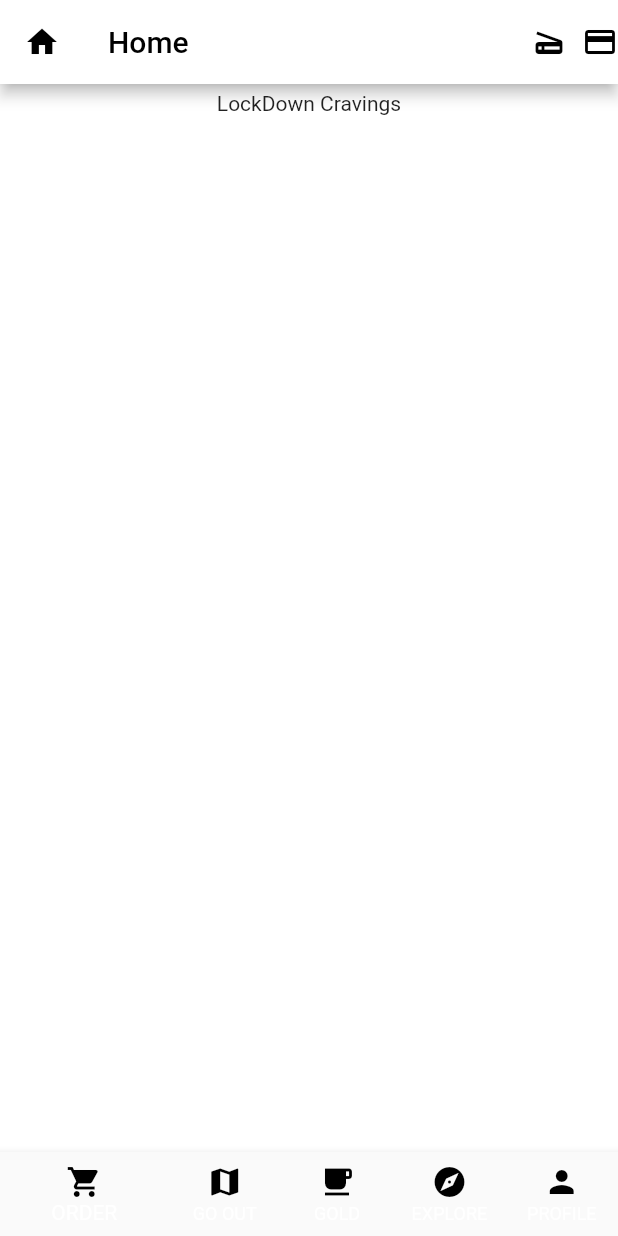
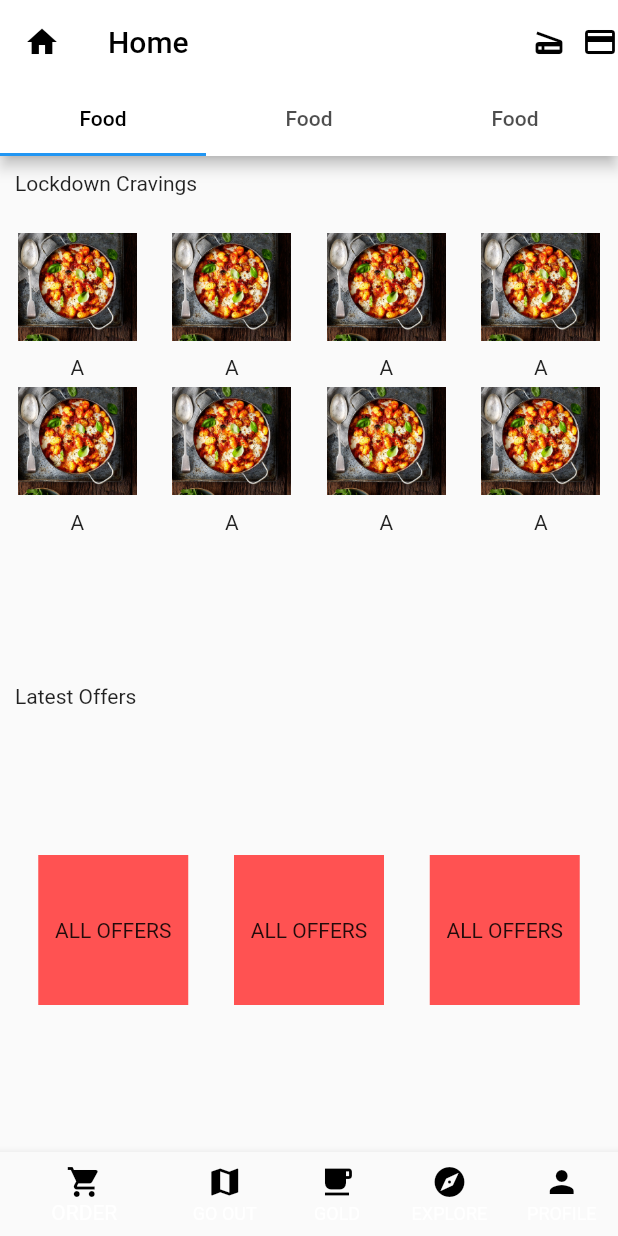
Before and after one commit to aditya803/zomato_app, a Flutter app: the screen it shows after launch, on a phone screen of 412 x 824 dp. Run offline on Flutter 3.47's test engine with Material 2 defaults, Android fonts, the phone set to English and light mode, and no system bars.

Commit message:
update 1

```diff
--- a/lib/HomePageView.dart
+++ b/lib/HomePageView.dart
@@ -1,16 +1,33 @@
-import 'package:flutter/cupertino.dart';
 import 'package:flutter/material.dart';
+import 'package:zomatoapp/ItemView.dart';
+import 'package:zomatoapp/OfferRow.dart';
 
 class HomePageView extends StatelessWidget {
   @override
   Widget build(BuildContext context) {
-    return Column(
+    return Container(
+      child: Column(
         children: <Widget>[
-          Padding(
-              padding: EdgeInsets.all(5.0),
-              child: Text('LockDown Cravings'),
-          )
+          Align(
+            alignment: Alignment.centerLeft,
+            child: Padding(
+              padding: EdgeInsets.symmetric(vertical: 10,horizontal: 10),
+              child: Text('Lockdown Cravings'),
+            ),
+          ),
+          SizedBox(height: 10),
+          Expanded(child: ItemView()),
+          SizedBox(height: 10),
+          Align(
+            alignment: Alignment.centerLeft,
+            child: Padding(
+              padding: EdgeInsets.fromLTRB(10,0,10,0),
+              child: Text('Latest Offers'),
+            ),
+          ),
+          Expanded(child: OfferRow())
         ],
+      ),
     );
   }
 }
--- /dev/null
+++ b/lib/ItemView.dart
@@ -0,0 +1,79 @@
+import 'package:flutter/material.dart';
+
+class ItemView extends StatefulWidget {
+  @override
+  _ItemViewState createState() => _ItemViewState();
+}
+
+class _ItemViewState extends State<ItemView> {
+  var itemList= [
+    {
+      "name": "A",
+      "image":"assets/1.jpg" ,
+    },
+    {
+      "name": "A",
+      "image":"assets/1.jpg" ,
+    },
+    {
+      "name": "A",
+      "image":"assets/1.jpg" ,
+    },
+    {
+      "name": "A",
+      "image":"assets/1.jpg" ,
+    },
+    {
+      "name": "A",
+      "image":"assets/1.jpg" ,
+    },
+    {
+      "name": "A",
+      "image":"assets/1.jpg" ,
+    },
+    {
+      "name": "A",
+      "image":"assets/1.jpg" ,
+    },
+    {
+      "name": "A",
+      "image":"assets/1.jpg" ,
+    },
+  ];
+  @override
+  Widget build(BuildContext context) {
+    return GridView.builder(
+        itemCount: itemList.length,
+        gridDelegate: SliverGridDelegateWithFixedCrossAxisCount(crossAxisCount: 4),
+        itemBuilder: (BuildContext context, int index){
+          return Padding(
+              padding: EdgeInsets.fromLTRB(5, 5, 5, 0),
+              child: SingleProd(
+                prod_name: itemList[index]['name'],
+                prod_image: itemList[index]['image'],
+              ),
+          );
+        });
+  }
+}
+
+class SingleProd extends StatelessWidget {
+  final prod_name;
+  final prod_image;
+
+  SingleProd({
+    this.prod_name,
+    this.prod_image,
+  });
+
+  @override
+  Widget build(BuildContext context) {
+    return Column(
+      children: <Widget>[
+        Expanded(child: Image.asset(prod_image,fit: BoxFit.cover)),
+        SizedBox(height: 10),
+        Text(prod_name),
+      ],
+    );
+  }
+}
--- /dev/null
+++ b/lib/OfferRow.dart
@@ -0,0 +1,32 @@
+import 'package:flutter/material.dart';
+
+class OfferRow extends StatelessWidget {
+  @override
+  Widget build(BuildContext context) {
+    return Row(
+      mainAxisAlignment: MainAxisAlignment.spaceEvenly,
+      children: <Widget>[
+        offerTile(Colors.redAccent, 'ALL OFFERS'),
+        offerTile(Colors.redAccent, 'ALL OFFERS'),
+        offerTile(Colors.redAccent, 'ALL OFFERS'),
+      ],
+    );
+  }
+}
+
+Widget offerTile(Color color, String heading){
+  return Padding(
+      padding: EdgeInsets.all(5),
+      child: Container(
+        height: 100,
+        width: 100,
+        color: color,
+        child: InkWell(
+          onTap: (){},
+           child: Center(
+               child: Text(heading),
+           ),
+        ),
+      )
+    );
+}
--- a/lib/main.dart
+++ b/lib/main.dart
@@ -28,9 +28,13 @@ class _HomePageState extends State<HomePage> with SingleTickerProviderStateMixin
     controller = TabController(length: 3, vsync: this);
   }
   @override
+  void dispose() {
+    // TODO: implement dispose
+    super.dispose();
+  }
+  @override
   Widget build(BuildContext context) {
     return Scaffold(
-      backgroundColor: Colors.white,
       appBar: AppBar(
         backgroundColor: Colors.white,
         title: Text('Home',
@@ -53,14 +57,15 @@ class _HomePageState extends State<HomePage> with SingleTickerProviderStateMixin
             color: Colors.black,
           ),
         ],
+        bottom: TabBar(
+            labelColor: Colors.black,
+            controller: controller,
+            tabs: <Widget>[
+              Tab(text: 'Food'),
+              Tab(text: 'Food'),
+              Tab(text: 'Food'),
+            ]),
       ),
-      drawer: TabBar(
-          controller: controller,
-          tabs: <Widget>[
-            Tab(text: 'Food'),
-            Tab(text: 'Food'),
-            Tab(text: 'Food'),
-          ]),
       bottomNavigationBar: BottomNavigationBar(
         elevation: 5.0,
         showUnselectedLabels: true,
--- a/pubspec.yaml
+++ b/pubspec.yaml
@@ -45,9 +45,8 @@ flutter:
   uses-material-design: true
 
   # To add assets to your application, add an assets section, like this:
-  # assets:
-  #   - images/a_dot_burr.jpeg
-  #   - images/a_dot_ham.jpeg
+  assets:
+    - assets/1.jpg
 
   # An image asset can refer to one or more resolution-specific "variants", see
   # https://flutter.dev/assets-and-images/#resolution-aware.
```
Also changed, not shown: assets/1.jpg (added).
